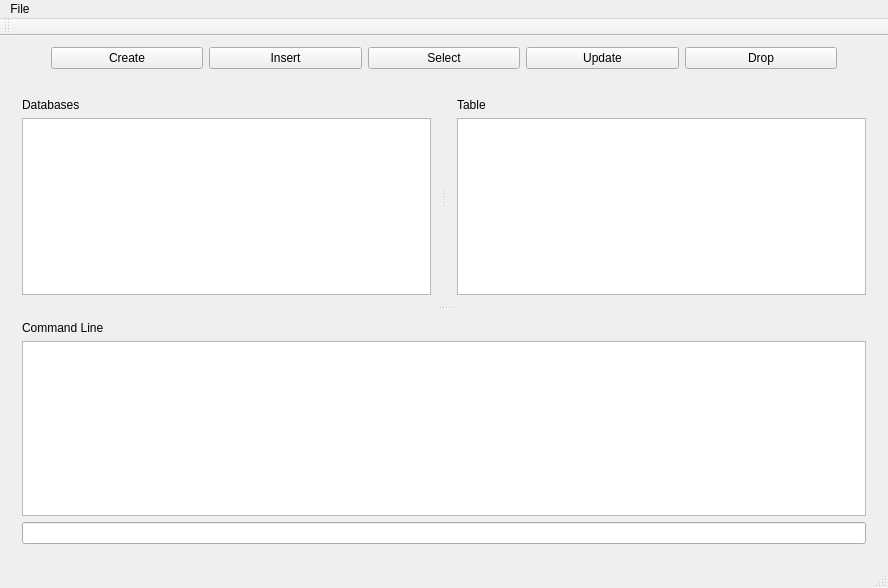
First picture: the form in SQL Manager/src/SQLManagerGUI.ui, repository CBall02/Senior-Project, before the edit.
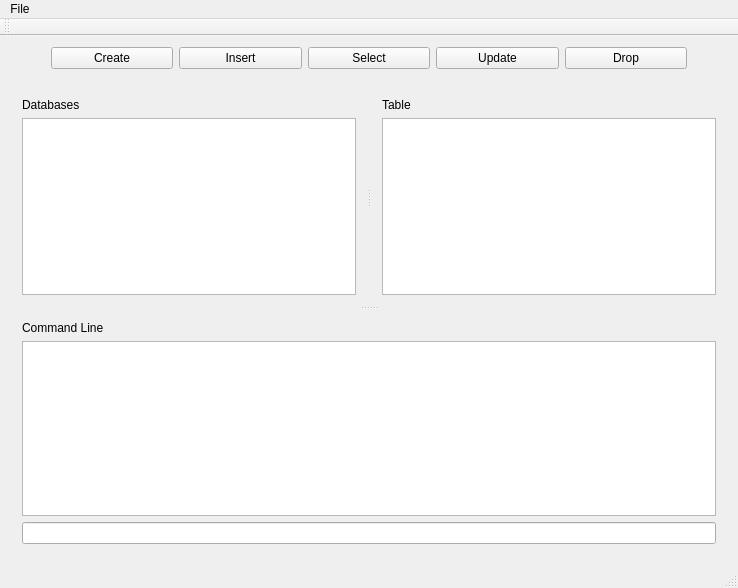
Second picture: the form after the edit.

Commit message:
Open file function
open file database file

```diff
--- a/SQL Manager/src/SQLManagerGUI.ui
+++ b/SQL Manager/src/SQLManagerGUI.ui
@@ -6,7 +6,7 @@
    <rect>
     <x>0</x>
     <y>0</y>
-    <width>888</width>
+    <width>738</width>
     <height>588</height>
    </rect>
   </property>
@@ -184,7 +184,7 @@
     <rect>
      <x>0</x>
      <y>0</y>
-     <width>888</width>
+     <width>738</width>
      <height>22</height>
     </rect>
    </property>
```
The commit also changes 2 other files.
